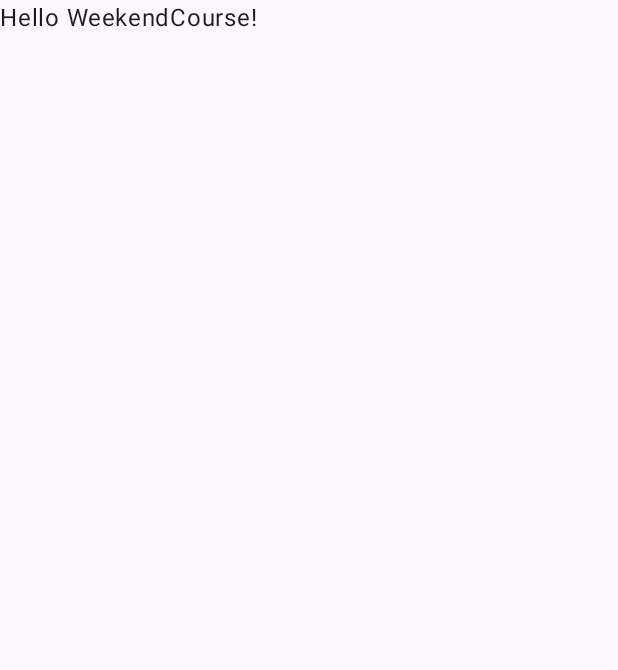
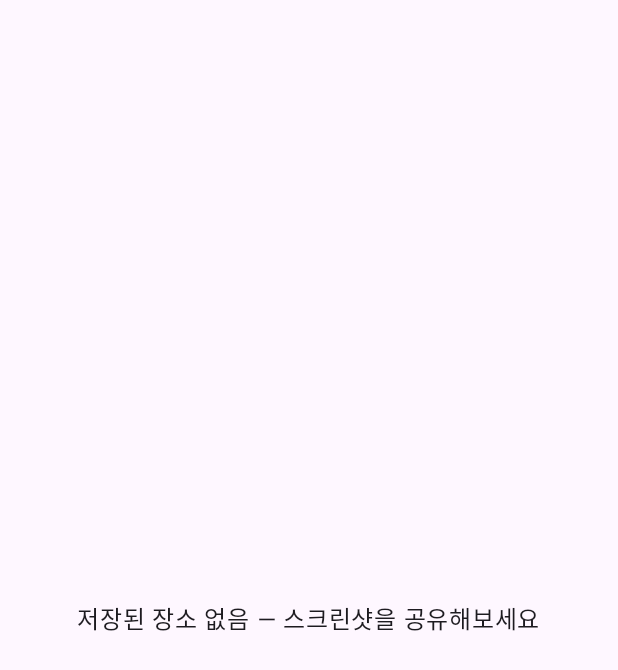
Before and after one commit to pinkanimal/saju-web, an Android app built with Jetpack Compose: the screen it shows after launch (MainActivity), on a phone screen of 412 x 824 dp. Shown: the top 670 px of the screen. Run offline under Robolectric (Android 15) with nearby library versions, the phone set to English and light mode, and no system bars; our stand-ins replace Dagger/Hilt's generated code.

Commit message:
Phase 1: share intent → internal copy → ML Kit Korean OCR → raw text display

```diff
--- a/app/src/main/AndroidManifest.xml
+++ b/app/src/main/AndroidManifest.xml
@@ -16,6 +16,7 @@
         <activity
             android:name=".MainActivity"
             android:exported="true"
+            android:launchMode="singleTop"
             android:theme="@style/Theme.WeekendCourse">
             <intent-filter>
                 <action android:name="android.intent.action.MAIN" />
--- a/app/src/main/java/com/pinkanimal/weekendcourse/MainActivity.kt
+++ b/app/src/main/java/com/pinkanimal/weekendcourse/MainActivity.kt
@@ -1,49 +1,76 @@
 package com.pinkanimal.weekendcourse
 
+import android.content.Intent
+import android.net.Uri
 import android.os.Bundle
+import android.os.Parcelable
 import androidx.activity.ComponentActivity
 import androidx.activity.compose.setContent
-import androidx.activity.enableEdgeToEdge
+import androidx.compose.foundation.layout.Box
 import androidx.compose.foundation.layout.fillMaxSize
-import androidx.compose.foundation.layout.padding
-import androidx.compose.material3.Scaffold
+import androidx.compose.material3.MaterialTheme
+import androidx.compose.material3.Surface
 import androidx.compose.material3.Text
-import androidx.compose.runtime.Composable
+import androidx.compose.runtime.*
+import androidx.compose.ui.Alignment
 import androidx.compose.ui.Modifier
-import androidx.compose.ui.tooling.preview.Preview
+import com.pinkanimal.weekendcourse.ui.share.ShareScreen
 import com.pinkanimal.weekendcourse.ui.theme.WeekendCourseTheme
 import dagger.hilt.android.AndroidEntryPoint
 
 @AndroidEntryPoint
 class MainActivity : ComponentActivity() {
+
+    private var sharedImageUri = mutableStateOf<Uri?>(null)
+
     override fun onCreate(savedInstanceState: Bundle?) {
         super.onCreate(savedInstanceState)
-        enableEdgeToEdge()
+        handleIntent(intent)
         setContent {
             WeekendCourseTheme {
-                Scaffold(modifier = Modifier.fillMaxSize()) { innerPadding ->
-                    Greeting(
-                        name = "WeekendCourse",
-                        modifier = Modifier.padding(innerPadding)
-                    )
+                Surface(
+                    modifier = Modifier.fillMaxSize(),
+                    color = MaterialTheme.colorScheme.background
+                ) {
+                    val uri by sharedImageUri
+                    if (uri != null) {
+                        ShareScreen(imageUri = uri!!)
+                    } else {
+                        Box(
+                            modifier = Modifier.fillMaxSize(),
+                            contentAlignment = Alignment.Center
+                        ) {
+                            Text("저장된 장소 없음 — 스크린샷을 공유해보세요")
+                        }
+                    }
                 }
             }
         }
     }
-}
 
-@Composable
-fun Greeting(name: String, modifier: Modifier = Modifier) {
-    Text(
-        text = "Hello $name!",
-        modifier = modifier
-    )
-}
+    override fun onNewIntent(intent: Intent) {
+        super.onNewIntent(intent)
+        setIntent(intent)
+        handleIntent(intent)
+    }
 
-@Preview(showBackground = true)
-@Composable
-fun GreetingPreview() {
-    WeekendCourseTheme {
-        Greeting("WeekendCourse")
+    private fun handleIntent(intent: Intent?) {
+        if (intent?.action == Intent.ACTION_SEND &&
+            intent.type?.startsWith("image/") == true
+        ) {
+            try {
+                grantUriPermission(
+                    packageName,
+                    intent.getParcelableExtra<Parcelable>(Intent.EXTRA_STREAM) as? Uri,
+                    Intent.FLAG_GRANT_READ_URI_PERMISSION
+                )
+            } catch (e: Exception) {
+                // ignore permission grant errors
+            }
+            val uri = intent.getParcelableExtra<Parcelable>(Intent.EXTRA_STREAM) as? Uri
+            if (uri != null) {
+                sharedImageUri.value = uri
+            }
+        }
     }
 }
```
Also changed, not shown: app/src/main/java/com/pinkanimal/weekendcourse/di/AppModule.kt (added, +21 -0 lines), app/src/main/java/com/pinkanimal/weekendcourse/ocr/OcrEngine.kt (added, +37 -0 lines), app/src/main/java/com/pinkanimal/weekendcourse/ui/share/ShareScreen.kt (added, +83 -0 lines), app/src/main/java/com/pinkanimal/weekendcourse/ui/share/ShareViewModel.kt (added, +69 -0 lines).
